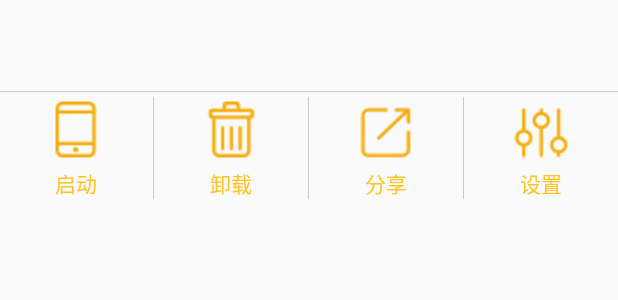
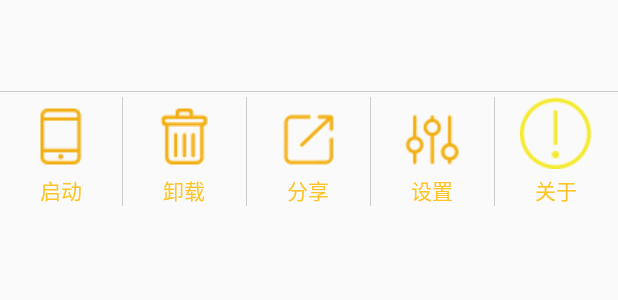
Before and after one commit to think-mu/MobileGuard, an Android app: the layout item_appmanager_list.xml on its own in the app's theme, with its tools: preview values and no code run, on a phone screen of 412 x 824 dp. Shown: the top 300 px of the screen. Run offline under Robolectric (Android 15) with nearby library versions, the phone set to English and light mode, and no system bars.

Commit message:
软件管家

```diff
--- a/app/src/main/AndroidManifest.xml
+++ b/app/src/main/AndroidManifest.xml
@@ -87,6 +87,7 @@
                 <action android:name="android.probider.Telephony.SMS_RECEIVED"/>
             </intent-filter>
         </receiver>
+        <activity android:name=".m4appmanager.AppManagerActivity"/>
 
 
     </application>
--- a/app/src/main/java/cn/edu/gdmec/android/mobileguard/m4appmanager/adapter/AppManagerAdapter.java
+++ b/app/src/main/java/cn/edu/gdmec/android/mobileguard/m4appmanager/adapter/AppManagerAdapter.java
@@ -94,6 +94,7 @@ public class AppManagerAdapter extends BaseAdapter{
             viewHolder.mSettingAppTV=(TextView) view.findViewById(R.id.tv_setting_app);
             viewHolder.mShareAppTV=(TextView) view.findViewById(R.id.tv_share_app);
             viewHolder.mUninstallTV=(TextView) view.findViewById(R.id.tv_uninstall_app);
+            viewHolder.mAppAboutTV=(TextView) view.findViewById(R.id.tv_about_app);
             viewHolder.mAppOptionLL=(LinearLayout) view.findViewById(R.id.ll_option_app);
             view.setTag(viewHolder);
         }
@@ -113,6 +114,7 @@ public class AppManagerAdapter extends BaseAdapter{
         viewHolder.mSettingAppTV.setOnClickListener(listener);
         viewHolder.mShareAppTV.setOnClickListener(listener);
         viewHolder.mUninstallTV.setOnClickListener(listener);
+        viewHolder.mAppAboutTV.setOnClickListener(listener);
         return view;
     }
     private TextView getTextView(){
@@ -134,6 +136,7 @@ public class AppManagerAdapter extends BaseAdapter{
         TextView mAppLocationTV;
         TextView mAppSizeTV;
         TextView mAppNameTV;
+        TextView mAppAboutTV;
         LinearLayout mAppOptionLL;
     }
     class MyClickListener implements View.OnClickListener{
@@ -162,6 +165,9 @@ public class AppManagerAdapter extends BaseAdapter{
                     }
                     EngineUtils.uninstallApplication(context,appInfo);
                     break;
+                case R.id.tv_about_app:
+                    EngineUtils.aboutApp(context,appInfo);
+                    break;
             }
         }
     }
--- a/app/src/main/java/cn/edu/gdmec/android/mobileguard/m4appmanager/entity/AppInfo.java
+++ b/app/src/main/java/cn/edu/gdmec/android/mobileguard/m4appmanager/entity/AppInfo.java
@@ -15,6 +15,10 @@ public class AppInfo {
     public boolean isInRoom;
     public boolean isUserApp;
     public boolean isSelected=false;
+    public String mVersion;
+    public String InstallTime;
+    public String certificate;
+    public String permission;
     public String getAppLocation(boolean isInRoom){
         if (isInRoom){
             return "手机内存";
--- a/app/src/main/res/layout/item_appmanager_list.xml
+++ b/app/src/main/res/layout/item_appmanager_list.xml
@@ -73,5 +73,14 @@
             style="@style/tvyellow14sp"
             android:drawableTop="@drawable/settingicon_yellow_n"
             android:text="设置"/>
+        <View
+            android:layout_width="1px"
+            android:layout_height="match_parent"
+            android:background="@color/black30"/>
+        <TextView
+            android:id="@+id/tv_about_app"
+            style="@style/tvyellow14sp"
+            android:drawableTop="@drawable/about"
+            android:text="关于"/>
     </LinearLayout>
 </LinearLayout>
```
Also changed, not shown: app/src/main/java/cn/edu/gdmec/android/mobileguard/m4appmanager/utils/AppInfoParser.java (+36 -0 lines), app/src/main/java/cn/edu/gdmec/android/mobileguard/m4appmanager/utils/EngineUtils.java (+17 -0 lines), app/src/main/res/drawable/about.png (added).
